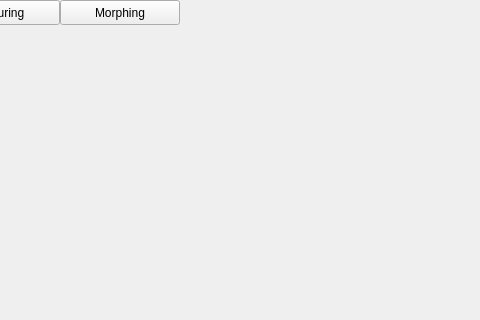
First picture: the form in mainwindow.ui, repository RafikFafik/miniGimp, before the edit; both pictures show x 420 to 900 and y 0 to 320 of the 1050 by 700 pixel window.
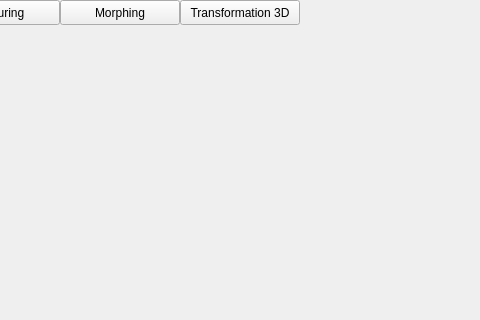
Second picture: the form after the edit.

What changed in the file:
```diff
--- a/mainwindow.ui
+++ b/mainwindow.ui
@@ -95,6 +95,19 @@
      <string>Morphing</string>
     </property>
    </widget>
+   <widget class="QPushButton" name="transformation3d">
+    <property name="geometry">
+     <rect>
+      <x>600</x>
+      <y>0</y>
+      <width>120</width>
+      <height>25</height>
+     </rect>
+    </property>
+    <property name="text">
+     <string>Transformation 3D</string>
+    </property>
+   </widget>
   </widget>
   <action name="actionexit">
    <property name="text">
```
